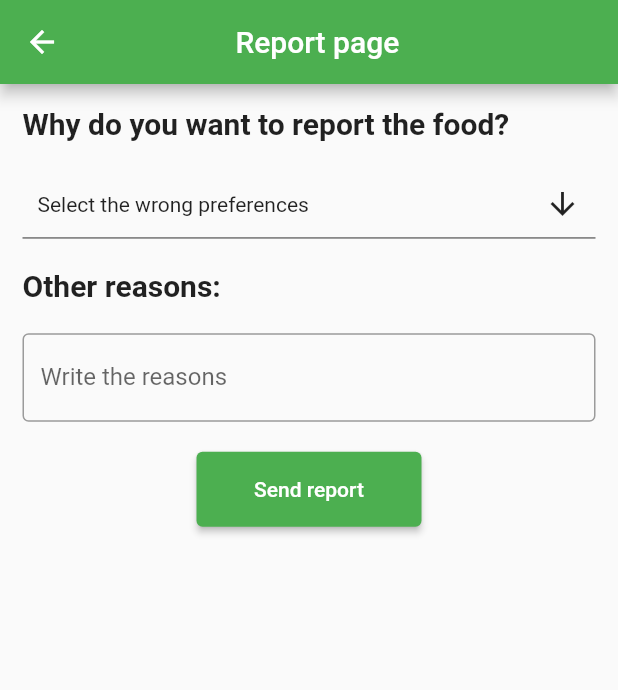
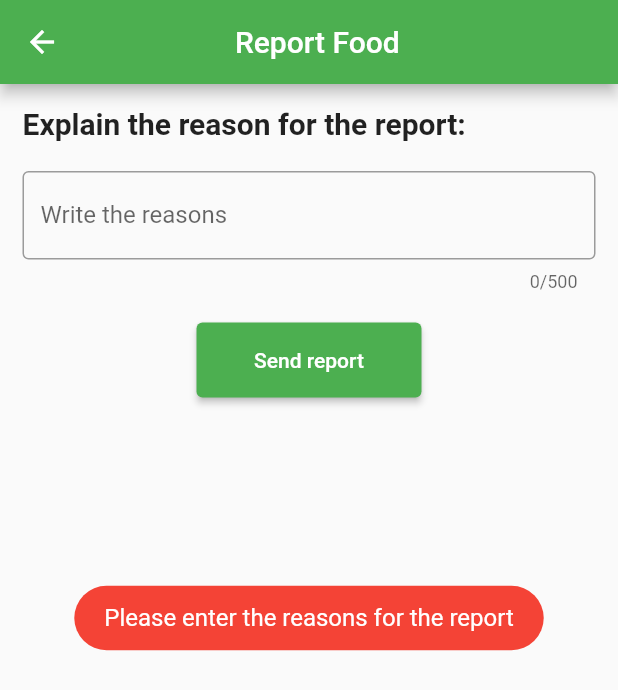
Before and after one commit to 1601230/Taam-App, a Flutter app: the PageReportProduct screen opened directly, after a tap on "Send report", on a phone screen of 412 x 824 dp. Shown: the top 690 px of the screen. Run offline on Flutter 3.47's test engine with Material 2 defaults, Android fonts, the phone set to English and light mode, and no system bars; drawn by our look-alikes of multi_select_flutter; our stand-ins replace fluttertoast, shared_preferences; missing offline and left inert: flutter_barcode_scanner; accounts and stored records are empty; generated files the repository leaves out were written again; network calls fail.

Commit message:
Nuevos cambios front-back

```diff
--- a/Codi/Frontend Taam App/lib/l10n/app_en.arb
+++ b/Codi/Frontend Taam App/lib/l10n/app_en.arb
@@ -37,10 +37,10 @@
   "labeltextInfoAdicional": "Additional Information",
   "textBotonEnviarForm": "Send Form",
 
-  "titlePaginaReporteProducto": "Report page",
+  "titlePaginaReporteProducto": "Report Food",
   "titleTipoReporteAlimento": "Why do you want to report the food?",
   "textSeleccionPreferenciasIncorrectas": "Select the wrong preferences",
-  "titleOtrosMotivos": "Other reasons:",
+  "titleOtrosMotivos": "Explain the reason for the report:",
   "textEscribeMotivos": "Write the reasons",
   "textBotonEnviarReporte": "Send report",
 
@@ -52,5 +52,15 @@
 
   "textApto": "Suitable",
   "textNoApto": "Unsuitable",
-  "textDudoso": "Doubtful"
+  "textDudoso": "Doubtful",
+
+  "textInfoIngrediente": "Ingredient's information:",
+  "textProductoNoExiste": "The entered product is not found in the application:",
+  "textReportarProducto": "Report Product",
+  "textProductoReported": "Product reported successfully",
+  "textAvisoProductoAnadido": "Your report will be reviewed as soon as possible",
+  "textGracias": "Thank you for your help!!",
+  "textVolverBuscador" : "Back to search page",
+  "textIntroduceReporte": "Please enter the reasons for the report"
+
 }
--- a/Codi/Frontend Taam App/lib/main.dart
+++ b/Codi/Frontend Taam App/lib/main.dart
@@ -5,7 +5,7 @@ import 'package:taam_app/pages/incorrect_form_page.dart';
 import 'package:taam_app/services/local_storage.dart';
 import 'package:taam_app/services/locale_provider.dart';
 import 'package:taam_app/services/settings_provder.dart';
-import 'package:taam_app/pages/food_information_page.dart';
+import 'package:taam_app/pages/product_information_page.dart';
 import 'package:taam_app/requests.dart';
 import 'package:taam_app/pages/page_configuration.dart';
 import 'package:taam_app/pages/confirm_doubt_page.dart';
--- a/Codi/Frontend Taam App/lib/pages/incorrect_form_page.dart
+++ b/Codi/Frontend Taam App/lib/pages/incorrect_form_page.dart
@@ -1,6 +1,6 @@
 import 'package:flutter/material.dart';
 import 'package:flutter/rendering.dart';
-import 'package:taam_app/pages/food_information_page.dart';
+import 'package:taam_app/pages/product_information_page.dart';
 import 'package:taam_app/pages/page_configuration.dart';
 import 'package:flutter_gen/gen_l10n/app_localizations.dart';
 
--- a/Codi/Frontend Taam App/lib/pages/page_report_product.dart
+++ b/Codi/Frontend Taam App/lib/pages/page_report_product.dart
@@ -4,10 +4,18 @@ import 'package:multi_select_flutter/multi_select_flutter.dart';
 import 'package:provider/provider.dart';
 import 'package:flutter_gen/gen_l10n/app_localizations.dart';
 import 'package:taam_app/pages/page_configuration.dart';
+import 'package:fluttertoast/fluttertoast.dart';
+import 'package:taam_app/pages/product_reported_properly.dart';
 
+
+import '../requests.dart';
 import '../services/local_storage.dart';
 import '../services/locale_provider.dart';
 import '../services/settings_provder.dart';
+
+Future<void> _setReportProductText(String textReport) async {
+  setReportProductText(textReport);
+}
 
 class PageReportProduct extends StatefulWidget {
   const PageReportProduct({super.key});
@@ -17,16 +25,40 @@ class PageReportProduct extends StatefulWidget {
 }
 
 class _PageReportProductState extends State<PageReportProduct> {
-  List<String> _selectedTypePreference = [];
-  List<String> _valuesFoodPreferences = [];
+  var _textReport;
+  final _textController = TextEditingController();
+  final _focustext = FocusNode();
+
+  @override
+  void initState() {
+    super.initState();
+    _textController.addListener(_updateText);
+  }
+
+  void _updateText() {
+    setState(() {
+      _textReport = _textController.text;
+    });
+  }
+
+  @override
+  void dispose() {
+    // Limpia el FocusNode cuando el widget se elimina
+    _focustext.dispose();
+    super.dispose();
+  }
+
+  String textCleaner(String data) {
+    data = data.replaceAll("?", ' INTERROGANTEFINAL');
+    data = data.replaceAll("¿", 'INTERROGANTEINICIAL ');
+    data = data.replaceAll("/", ' BARRASIETE ');
+    data = data.replaceAll("\\", ' BARRASIETEINVERTIDA ');
+
+    return data;
+  }
 
   @override
   Widget build(BuildContext context) {
-    ///Asignamos los tipos de incoherencias alimentarias
-    _valuesFoodPreferences.clear();
-    _valuesFoodPreferences.add(AppLocalizations.of(context)!.textVegetarianoDialog);
-    _valuesFoodPreferences.add(AppLocalizations.of(context)!.textVeganoDialog);
-    _valuesFoodPreferences.add(AppLocalizations.of(context)!.textCeliacoDialog);
 
     return Scaffold(
       appBar: AppBar(
@@ -39,46 +71,14 @@ class _PageReportProductState extends State<PageReportProduct> {
               Text("         ")
             ],
           ),
-
         ),
-
       ),
-      body: Container(
+      body: SingleChildScrollView(
+          child: Container(
             margin: EdgeInsets.all(5),
             child: Column(
               crossAxisAlignment: CrossAxisAlignment.start,
               children: [
-            ///Campo para seleccionar el tipo de reporte de alimento
-            Column(
-              crossAxisAlignment: CrossAxisAlignment.start,
-              children: [
-                Container(
-                  margin: EdgeInsets.all(10),
-                  child: Text(
-                      AppLocalizations.of(context)!.titleTipoReporteAlimento,
-                      style: TextStyle(
-                          fontSize: 20, fontWeight: FontWeight.bold)
-                  ),
-                ),
-                Padding(
-                    padding: EdgeInsets.all(10),
-                    child: MultiSelectDialogField(
-                      title: Text(
-                          AppLocalizations.of(context)!.textSeleccionPreferenciasIncorrectas),
-                      buttonText: Text(AppLocalizations.of(context)!.textSeleccionPreferenciasIncorrectas),
-                      confirmText: const Text('Confirmar'),
-                      cancelText: const Text('Cancelar'),
-                      initialValue: _selectedTypePreference,
-                      items: _valuesFoodPreferences.map((option) =>
-                          MultiSelectItem<String>(option, option))
-                          .toList(),
-                      onConfirm: (selectedItems) async {
-                        ///No tiene que hacer nada, ya que la petición se enviará al servidor cuando se le de al botón de reportar el alimento
-                      },
-                    )
-                )
-              ],
-            ),
                 ///Campo para otros motivos de reporte
                 Column(
                   crossAxisAlignment: CrossAxisAlignment.start,
@@ -87,19 +87,23 @@ class _PageReportProductState extends State<PageReportProduct> {
                       margin: EdgeInsets.all(10),
                       child: Text(
                         AppLocalizations.of(context)!.titleOtrosMotivos,
-                      style: TextStyle(fontSize: 20, fontWeight: FontWeight.bold)
+                        style: TextStyle(fontSize: 20, fontWeight: FontWeight.bold),
                       ),
                     ),
                     Padding(
                       padding: EdgeInsets.all(10),
-                    child: TextField(
+                      child: TextFormField(
+                        controller: _textController,
+                        focusNode: _focustext,
+                        maxLines: null,
+                        maxLength: 500, // Permite múltiples líneas de texto
                         decoration: InputDecoration(
                           border: OutlineInputBorder(),
                           labelText: AppLocalizations.of(context)!.textEscribeMotivos,
                         ),
                       ),
                     )
-                ]
+                  ],
                 ),
             ///Botón para enviar el reporte al servidor
             Padding(
@@ -110,15 +114,34 @@ class _PageReportProductState extends State<PageReportProduct> {
                     minimumSize: MaterialStateProperty.all(const Size(150, 50))
                   ),
                   onPressed: () {
-                      //TODO: Enviar datos al server
+                    _focustext.unfocus();
+                    String reporteFinal = textCleaner(_textController.text);
+                    if(_textController.text.isEmpty) {
+                      Fluttertoast.showToast(
+                          msg: AppLocalizations.of(context)!.textIntroduceReporte,
+                          toastLength: Toast.LENGTH_SHORT,
+                          gravity: ToastGravity.CENTER,
+                          timeInSecForIosWeb: 1,
+                          backgroundColor: Colors.red,
+                          textColor: Colors.white,
+                          fontSize: 16.0
+                      );
+                    } else {
+                      _setReportProductText(reporteFinal);
+                      Navigator.push(
+                          context,
+                          MaterialPageRoute(builder: (context)=> ProductReportedCorrectlyPage())
+                      );
+                    }
                   },
-                  child: Text( AppLocalizations.of(context)!.textBotonEnviarReporte),
+                  child: Text(AppLocalizations.of(context)!.textBotonEnviarReporte),
                 ),
               ),
             )
           ],
         ),
       ),
+      ),
       );
   }
 
```
Also changed, not shown: Codi/Frontend Taam App/lib/l10n/app_ca.arb (+13 -3 lines), Codi/Frontend Taam App/lib/l10n/app_es.arb (+13 -3 lines), Codi/Frontend Taam App/lib/pages/ingredient_information_page.dart (added, +242 -0 lines), Codi/Frontend Taam App/lib/pages/product_information_page.dart (renamed from Codi/Frontend Taam App/lib/pages/food_information_page.dart, +24 -8 lines), Codi/Frontend Taam App/lib/pages/product_reported_properly.dart (added, +85 -0 lines), Codi/Frontend Taam App/lib/pages/search_product_page.dart (+24 -38 lines), Codi/Frontend Taam App/lib/pages/unexistent_advice.dart (+22 -19 lines), Codi/Frontend Taam App/lib/requests.dart (+20 -0 lines), 2 other files. Lines whose indentation alone changed are shown as unchanged.
